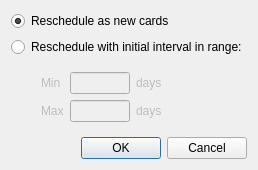
Before: the Qt Designer form designer/reschedule.ui in ludiosarchive/anki, drawn with Qt 5.
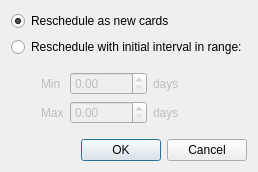
After: the same form once the commit is applied.

The edit to the form file:
```diff
--- a/designer/reschedule.ui
+++ b/designer/reschedule.ui
@@ -1,11 +1,11 @@
 <ui version="4.0" >
  <class>Dialog</class>
- <widget class="QDialog" name="Dialog" >
-  <property name="geometry" >
+ <widget class="QDialog" name="Dialog">
+  <property name="geometry">
    <rect>
     <x>0</x>
     <y>0</y>
-    <width>227</width>
+    <width>255</width>
     <height>158</height>
    </rect>
   </property>
@@ -48,25 +48,9 @@
           </property>
          </widget>
         </item>
-        <item row="0" column="1" >
-         <widget class="QLineEdit" name="rangeMin" >
-          <property name="sizePolicy" >
-           <sizepolicy vsizetype="Fixed" hsizetype="Preferred" >
-            <horstretch>0</horstretch>
-            <verstretch>0</verstretch>
-           </sizepolicy>
-          </property>
-          <property name="maximumSize" >
-           <size>
-            <width>60</width>
-            <height>16777215</height>
-           </size>
-          </property>
-         </widget>
-        </item>
-        <item row="0" column="2" >
-         <widget class="QLabel" name="label_3" >
-          <property name="text" >
+        <item row="0" column="2">
+         <widget class="QLabel" name="label_3">
+          <property name="text">
            <string>days</string>
           </property>
          </widget>
@@ -78,19 +62,9 @@
           </property>
          </widget>
         </item>
-        <item row="1" column="1" >
-         <widget class="QLineEdit" name="rangeMax" >
-          <property name="maximumSize" >
-           <size>
-            <width>60</width>
-            <height>16777215</height>
-           </size>
-          </property>
-         </widget>
-        </item>
-        <item row="1" column="2" >
-         <widget class="QLabel" name="label_4" >
-          <property name="text" >
+        <item row="1" column="2">
+         <widget class="QLabel" name="label_4">
+          <property name="text">
            <string>days</string>
           </property>
          </widget>
@@ -108,6 +82,20 @@
           </property>
          </spacer>
         </item>
+        <item row="0" column="1">
+         <widget class="QDoubleSpinBox" name="rangeMin">
+          <property name="maximum">
+           <double>99999.000000000000000</double>
+          </property>
+         </widget>
+        </item>
+        <item row="1" column="1">
+         <widget class="QDoubleSpinBox" name="rangeMax">
+          <property name="maximum">
+           <double>99999.000000000000000</double>
+          </property>
+         </widget>
+        </item>
        </layout>
       </item>
      </layout>
```
Left out of the diff: 67 changed lines with no effect on the pictures.
